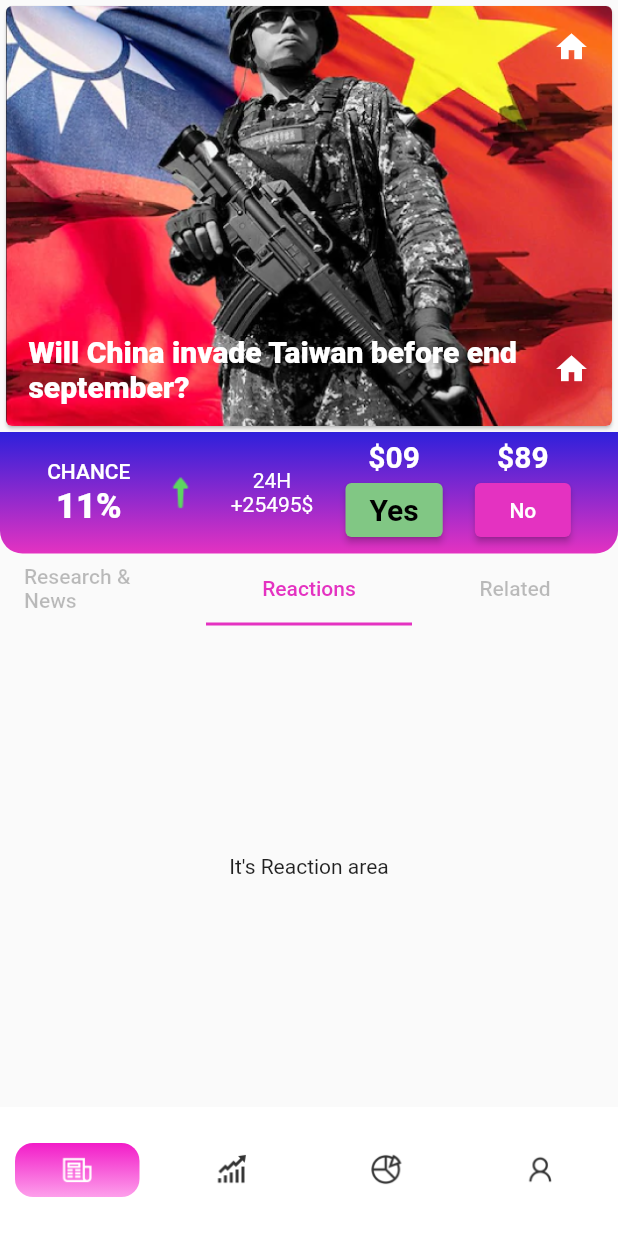
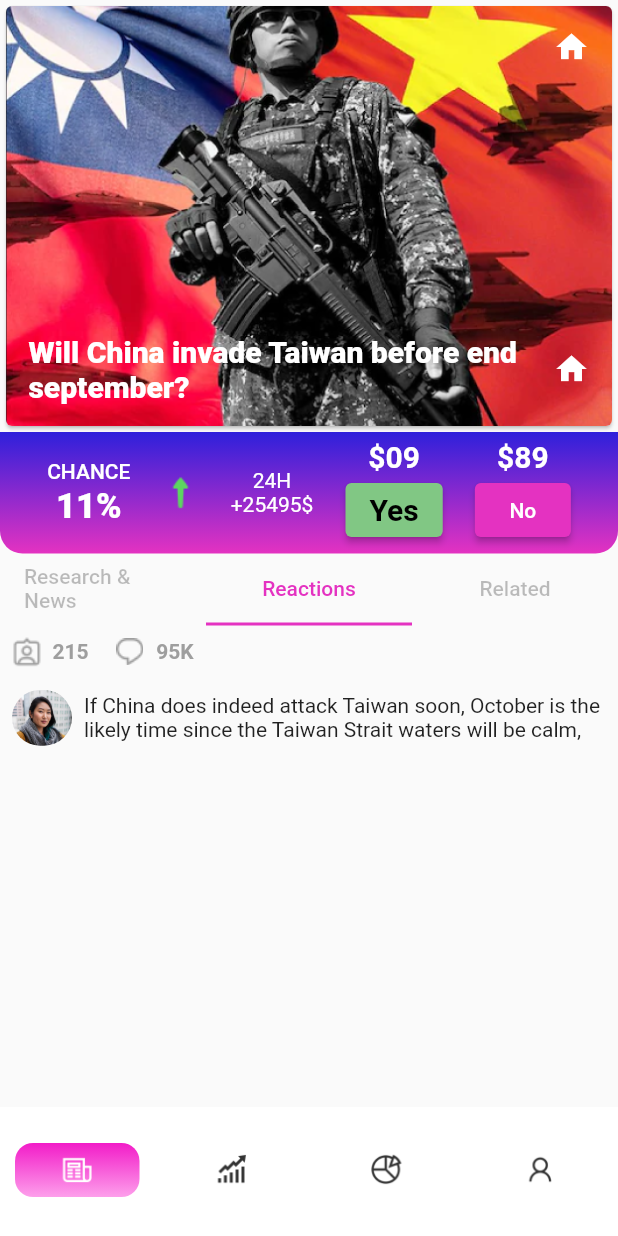
Before and after one commit to devdasz/predict_it, a Flutter app: the screen it shows after launch, on a phone screen of 412 x 824 dp. Run offline on Flutter 3.47's test engine with Material 2 defaults, Android fonts, the phone set to English and light mode, and no system bars.

Commit message:
Comments feature added

```diff
--- /dev/null
+++ b/lib/commentsData.dart
@@ -0,0 +1,50 @@
+class CommentData {
+  CommentData(
+      {required this.dpLocation,
+      required this.personName,
+      required this.time,
+      required this.commentText,
+      required this.replyCount});
+
+  final String dpLocation;
+  final String personName;
+  final String time;
+  final String commentText;
+  final String replyCount;
+}
+
+List<CommentData> Comments = [
+  // 1st comment
+  CommentData(
+      dpLocation: "lib/assets/images/alison.png",
+      personName: "Prof.alison",
+      time: "1h ago",
+      commentText:
+          "If China does indeed attack Taiwan soon, October is the likely time since the Taiwan Strait waters will be calm, facilitating amphibious operations. The drills around Taiwan allowed China to build up forces in Fujian, which is part of what's needed before an invasion.",
+      replyCount: "5 REPLIES"),
+// 2nd comment
+  CommentData(
+      dpLocation: "lib/assets/images/TomBN.png",
+      personName: "TomBN",
+      time: "3h ago",
+      commentText:
+          "I will be surprised if #China will in fact attack Taiwan. Doing so requires lots of courage, which China lacks.",
+      replyCount: "1 REPLY"),
+// 3rd comment
+  CommentData(
+      dpLocation: "lib/assets/images/Pik.png",
+      personName: "Pik",
+      time: "9h ago",
+      commentText:
+          "More Australians think that China will attack Australia than Taiwanese believe China will attack Taiwan",
+      replyCount: "1 REPLY"),
+// 4th comment
+  CommentData(
+      dpLocation: "lib/assets/images/alison2.png",
+      personName: "Prof.alison",
+      time: "9h ago",
+      commentText:
+          "The Pentagon has not changed its assessment thatChina is not planning to invade Taiwan in the next two years, the Defense Department’s top policy office said Monday, despite Beijing’s launching unprecedented military drills around the island last week. In answer to a question about whether the military has a new assessment as to whether China will take Taiwan by force in the next two years given the events of the last week, Colin Kahl, the undersecretary of defense for policy, said succinctly: “No.”",
+      replyCount: "1 REPLY"),
+// 5th comment
+];
--- a/lib/screens/tabs.dart
+++ b/lib/screens/tabs.dart
@@ -1,4 +1,8 @@
 import 'package:flutter/material.dart';
+import 'package:predict_it/commentsData.dart';
+import 'package:predict_it/screens/related_screen.dart';
+
+import 'reaction_screen.dart';
 
 class Tabs extends StatelessWidget {
   const Tabs({
@@ -37,14 +41,120 @@ class Tabs extends StatelessWidget {
           Expanded(
             child: TabBarView(
               children: <Widget>[
+                // Research area--------------------
                 Center(
                   child: Text("It's Research & News area"),
                 ),
-                Center(
-                  child: Text("It's Reaction area"),
+
+                // Reaction area--------------------
+                GestureDetector(
+                  // swipe up to show bottom sheet
+                  onPanUpdate: (details) {
+                    if (details.delta.dy < 0) {
+                      showModalBottomSheet<void>(
+                        backgroundColor: Colors.transparent,
+                        constraints: BoxConstraints(
+                            maxHeight:
+                                MediaQuery.of(context).size.height / 2 + 20),
+                        isScrollControlled: true,
+                        enableDrag: true,
+                        context: context,
+                        builder: (BuildContext context) {
+                          return Reaction_sheet();
+                        },
+                      );
+                    }
+                  },
+                  // OnTap is also enabled to show the bottomsheet
+                  onTap: () {
+                    showModalBottomSheet<void>(
+                      backgroundColor: Colors.transparent,
+                      constraints: BoxConstraints(
+                          maxHeight:
+                              MediaQuery.of(context).size.height / 2 + 20),
+                      isScrollControlled: true,
+                      enableDrag: true,
+                      context: context,
+                      builder: (BuildContext context) {
+                        return Reaction_sheet();
+                      },
+                    );
+                  },
+                  child: Column(
+                    children: [
+                      Row(
+                        children: [
+                          ImageIcon(
+                            AssetImage("lib/assets/icons/mentions.png"),
+                            size: 35,
+                            color: Colors.grey,
+                          ),
+                          Text(
+                            "215",
+                            style: TextStyle(
+                                fontWeight: FontWeight.w600,
+                                color: Colors.grey),
+                          ),
+                          SizedBox(
+                            width: 10,
+                          ),
+                          ImageIcon(
+                              AssetImage(
+                                  "lib/assets/icons/Comment Stroke Icon.png"),
+                              size: 35,
+                              color: Colors.grey),
+                          Text(
+                            "95K",
+                            style: TextStyle(
+                                fontWeight: FontWeight.w600,
+                                color: Colors.grey),
+                          )
+                        ],
+                      ),
+                      Row(
+                        children: [
+                          Padding(
+                            padding: const EdgeInsets.all(8.0),
+                            child: ClipRRect(
+                              borderRadius: BorderRadius.circular(30),
+                              child: Image.asset(
+                                Comments.elementAt(0).dpLocation,
+                                // height: 60,
+                                width: 40,
+                              ),
+                            ),
+                          ),
+                          Expanded(
+                            child: Text(
+                              Comments.elementAt(0).commentText,
+                              maxLines: 2,
+                            ),
+                          ),
+                        ],
+                      ),
+                    ],
+                  ),
                 ),
-                Center(
-                  child: Text("It's Related area"),
+
+                // Reaaction area---------------------
+                GestureDetector(
+                  onTap: () {
+                    showModalBottomSheet<void>(
+                      backgroundColor: Colors.transparent,
+                      constraints: BoxConstraints(
+                          maxHeight:
+                              MediaQuery.of(context).size.height / 2 + 20),
+                      isScrollControlled: true,
+                      enableDrag: true,
+                      context: context,
+                      builder: (BuildContext context) {
+                        return Related_sheet();
+                      },
+                    );
+                  },
+                  child: Center(
+                    child: Text("It's Related area"),
+                  ),
                 ),
               ],
             ),
```
Also changed, not shown: lib/screens/commentTile.dart (added, +93 -0 lines), lib/screens/reaction_screen.dart (+152 -0 lines), lib/screens/related_screen.dart (+195 -0 lines), lib/assets/icons/Comment Stroke Icon.png (added), lib/assets/icons/Dislike.png (added), lib/assets/icons/Group 39.png (added), lib/assets/icons/Like 3.png (added), lib/assets/icons/Like.png (added), lib/assets/icons/mentions.png (added), lib/assets/images/Pik.png (added), lib/assets/images/TomBN.png (added), lib/assets/images/alison.png (added), lib/assets/images/alison2.png (added), lib/assets/images/profilePic.png (added).
